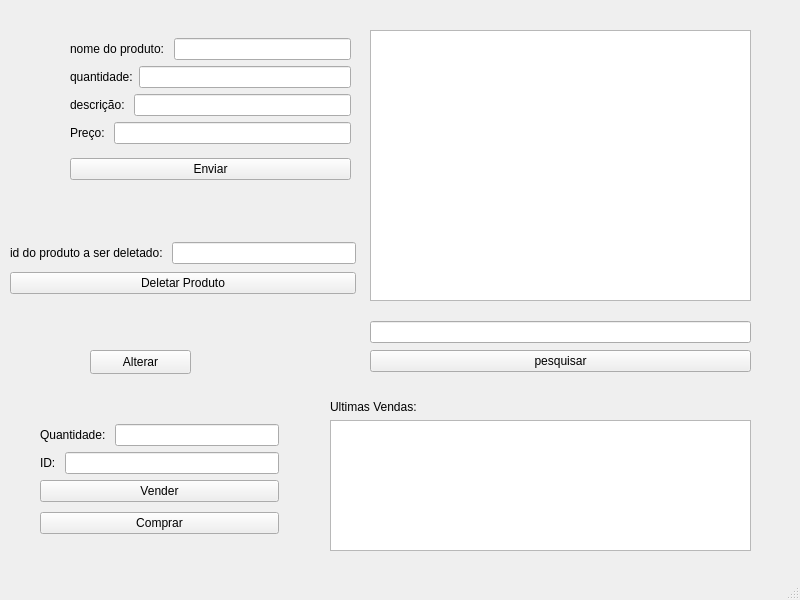
The window that mainwindow.ui (GabR36/QEstoqueLoja) describes before a commit, drawn with Qt 5.
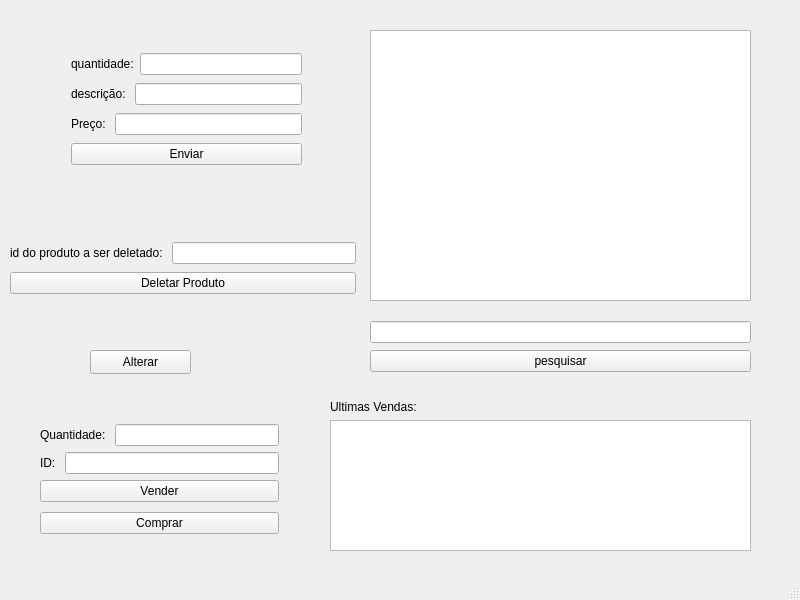
The same window after the commit.

Commit message: Remover Nome tabela.

```diff
--- a/mainwindow.ui
+++ b/mainwindow.ui
@@ -57,97 +57,6 @@
      </item>
     </layout>
    </widget>
-   <widget class="QWidget" name="layoutWidget">
-    <property name="geometry">
-     <rect>
-      <x>70</x>
-      <y>30</y>
-      <width>281</width>
-      <height>158</height>
-     </rect>
-    </property>
-    <layout class="QVBoxLayout" name="verticalLayout_6">
-     <item>
-      <layout class="QVBoxLayout" name="verticalLayout_5">
-       <item>
-        <layout class="QVBoxLayout" name="verticalLayout_3">
-         <item>
-          <layout class="QVBoxLayout" name="verticalLayout_2">
-           <item>
-            <layout class="QVBoxLayout" name="verticalLayout">
-             <item>
-              <layout class="QHBoxLayout" name="horizontalLayout">
-               <item>
-                <widget class="QLabel" name="label">
-                 <property name="text">
-                  <string>nome do produto: </string>
-                 </property>
-                </widget>
-               </item>
-               <item>
-                <widget class="QLineEdit" name="Ledit_Nome"/>
-               </item>
-              </layout>
-             </item>
-             <item>
-              <layout class="QHBoxLayout" name="horizontalLayout_2">
-               <item>
-                <widget class="QLabel" name="Lbl_Quantidade">
-                 <property name="text">
-                  <string>quantidade:</string>
-                 </property>
-                </widget>
-               </item>
-               <item>
-                <widget class="QLineEdit" name="Ledit_Quantidade"/>
-               </item>
-              </layout>
-             </item>
-            </layout>
-           </item>
-          </layout>
-         </item>
-         <item>
-          <layout class="QHBoxLayout" name="horizontalLayout_3">
-           <item>
-            <widget class="QLabel" name="label_2">
-             <property name="text">
-              <string>descrição: </string>
-             </property>
-            </widget>
-           </item>
-           <item>
-            <widget class="QLineEdit" name="Ledit_Desc"/>
-           </item>
-          </layout>
-         </item>
-        </layout>
-       </item>
-       <item>
-        <layout class="QHBoxLayout" name="horizontalLayout_5">
-         <item>
-          <widget class="QLabel" name="label_4">
-           <property name="text">
-            <string>Preço: </string>
-           </property>
-          </widget>
-         </item>
-         <item>
-          <widget class="QLineEdit" name="Ledit_Preco"/>
-         </item>
-        </layout>
-       </item>
-      </layout>
-     </item>
-     <item>
-      <widget class="QPushButton" name="Btn_Enviar">
-       <property name="text">
-        <string>Enviar</string>
-       </property>
-      </widget>
-     </item>
-    </layout>
-   </widget>
    <widget class="QWidget" name="layoutWidget">
     <property name="geometry">
      <rect>
@@ -263,6 +172,67 @@
      </item>
     </layout>
    </widget>
+   <widget class="QWidget" name="">
+    <property name="geometry">
+     <rect>
+      <x>71</x>
+      <y>51</y>
+      <width>231</width>
+      <height>119</height>
+     </rect>
+    </property>
+    <layout class="QVBoxLayout" name="verticalLayout">
+     <item>
+      <layout class="QHBoxLayout" name="horizontalLayout">
+       <item>
+        <widget class="QLabel" name="Lbl_Quantidade">
+         <property name="text">
+          <string>quantidade:</string>
+         </property>
+        </widget>
+       </item>
+       <item>
+        <widget class="QLineEdit" name="Ledit_Quantidade"/>
+       </item>
+      </layout>
+     </item>
+     <item>
+      <layout class="QHBoxLayout" name="horizontalLayout_2">
+       <item>
+        <widget class="QLabel" name="label_2">
+         <property name="text">
+          <string>descrição: </string>
+         </property>
+        </widget>
+       </item>
+       <item>
+        <widget class="QLineEdit" name="Ledit_Desc"/>
+       </item>
+      </layout>
+     </item>
+     <item>
+      <layout class="QHBoxLayout" name="horizontalLayout_3">
+       <item>
+        <widget class="QLabel" name="label_4">
+         <property name="text">
+          <string>Preço: </string>
+         </property>
+        </widget>
+       </item>
+       <item>
+        <widget class="QLineEdit" name="Ledit_Preco"/>
+       </item>
+      </layout>
+     </item>
+     <item>
+      <widget class="QPushButton" name="Btn_Enviar">
+       <property name="text">
+        <string>Enviar</string>
+       </property>
+      </widget>
+     </item>
+    </layout>
+   </widget>
   </widget>
   <widget class="QMenuBar" name="menubar">
    <property name="geometry">
```
The commit also changes 4 other files.
